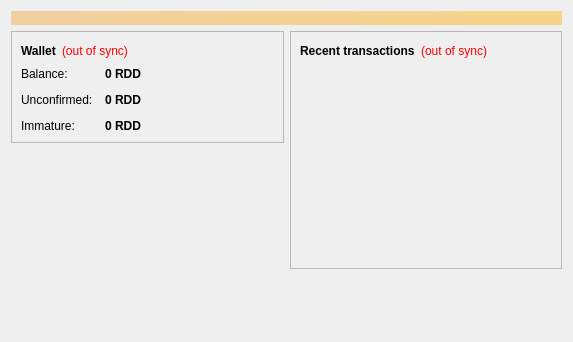
This is src/qt/forms/overviewpage.ui in Cannacoin-Project/Cannacoin as Qt 5 draws it before an edit. The edited form follows.
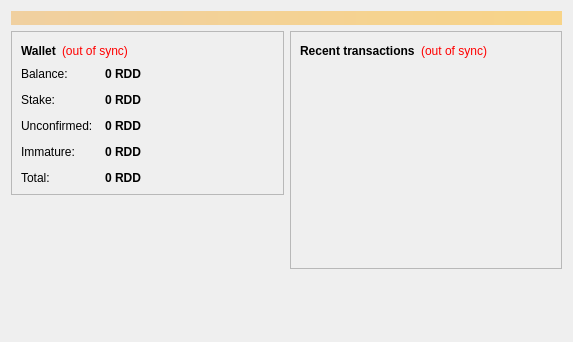
This is the edited form. Icons and pictures are not drawn.

```diff
--- a/src/qt/forms/overviewpage.ui
+++ b/src/qt/forms/overviewpage.ui
@@ -130,13 +130,42 @@
              </widget>
             </item>
             <item row="1" column="0">
+             <widget class="QLabel" name="labelStakeText">
+              <property name="text">
+               <string>Stake:</string>
+              </property>
+             </widget>
+            </item>
+            <item row="1" column="1">
+             <widget class="QLabel" name="labelStake">
+              <property name="font">
+               <font>
+                <weight>75</weight>
+                <bold>true</bold>
+               </font>
+              </property>
+              <property name="cursor">
+               <cursorShape>IBeamCursor</cursorShape>
+              </property>
+              <property name="toolTip">
+               <string>Total of coins that were staked and do not yet count toward the current balance</string>
+              </property>
+              <property name="text">
+               <string notr="true">0 RDD</string>
+              </property>
+              <property name="textInteractionFlags">
+               <set>Qt::LinksAccessibleByMouse|Qt::TextSelectableByKeyboard|Qt::TextSelectableByMouse</set>
+              </property>
+             </widget>
+            </item>
+            <item row="2" column="0">
              <widget class="QLabel" name="label_3">
               <property name="text">
                <string>Unconfirmed:</string>
               </property>
              </widget>
             </item>
-            <item row="1" column="1">
+            <item row="2" column="1">
              <widget class="QLabel" name="labelUnconfirmed">
               <property name="font">
                <font>
@@ -158,14 +187,14 @@
               </property>
              </widget>
             </item>
-            <item row="2" column="0">
+            <item row="3" column="0">
              <widget class="QLabel" name="labelImmatureText">
               <property name="text">
                <string>Immature:</string>
               </property>
              </widget>
             </item>
-            <item row="2" column="1">
+            <item row="3" column="1">
              <widget class="QLabel" name="labelImmature">
               <property name="font">
                <font>
@@ -184,6 +213,32 @@
               </property>
              </widget>
             </item>
+            <item row="4" column="0">
+             <widget class="QLabel" name="labelTotalText">
+              <property name="text">
+               <string>Total:</string>
+              </property>
+             </widget>
+            </item>
+            <item row="4" column="1">
+             <widget class="QLabel" name="labelTotal">
+              <property name="font">
+               <font>
+                <weight>75</weight>
+                <bold>true</bold>
+               </font>
+              </property>
+              <property name="toolTip">
+               <string>Your current total balance</string>
+              </property>
+              <property name="text">
+               <string notr="true">0 RDD</string>
+              </property>
+              <property name="textInteractionFlags">
+               <set>Qt::LinksAccessibleByMouse|Qt::TextSelectableByKeyboard|Qt::TextSelectableByMouse</set>
+              </property>
+             </widget>
+            </item>
            </layout>
           </item>
          </layout>
```
